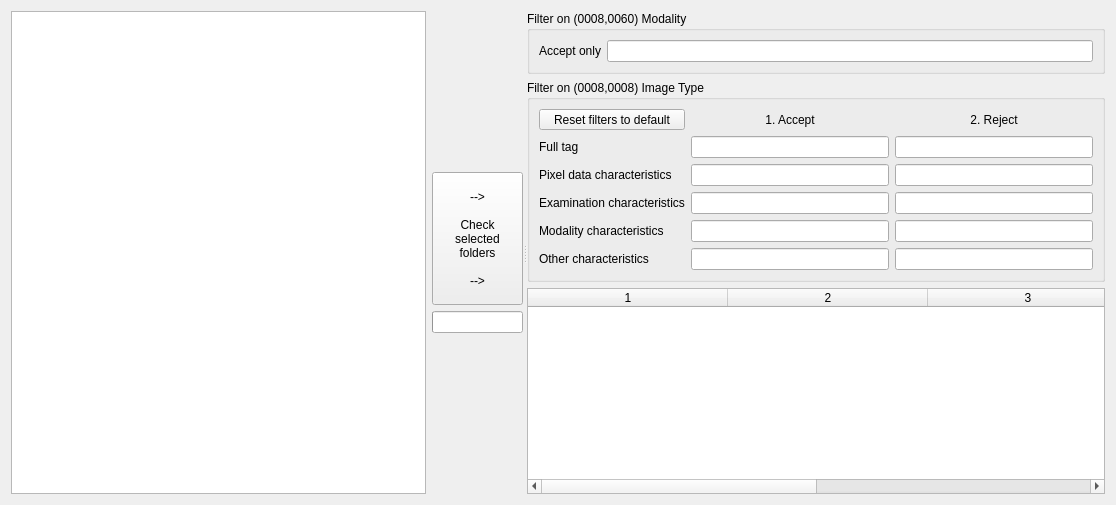
The window that Examples/DICOMPredictor/DICOMPredictorUI.ui (975150313/MITK) describes before a commit, drawn with Qt 5.
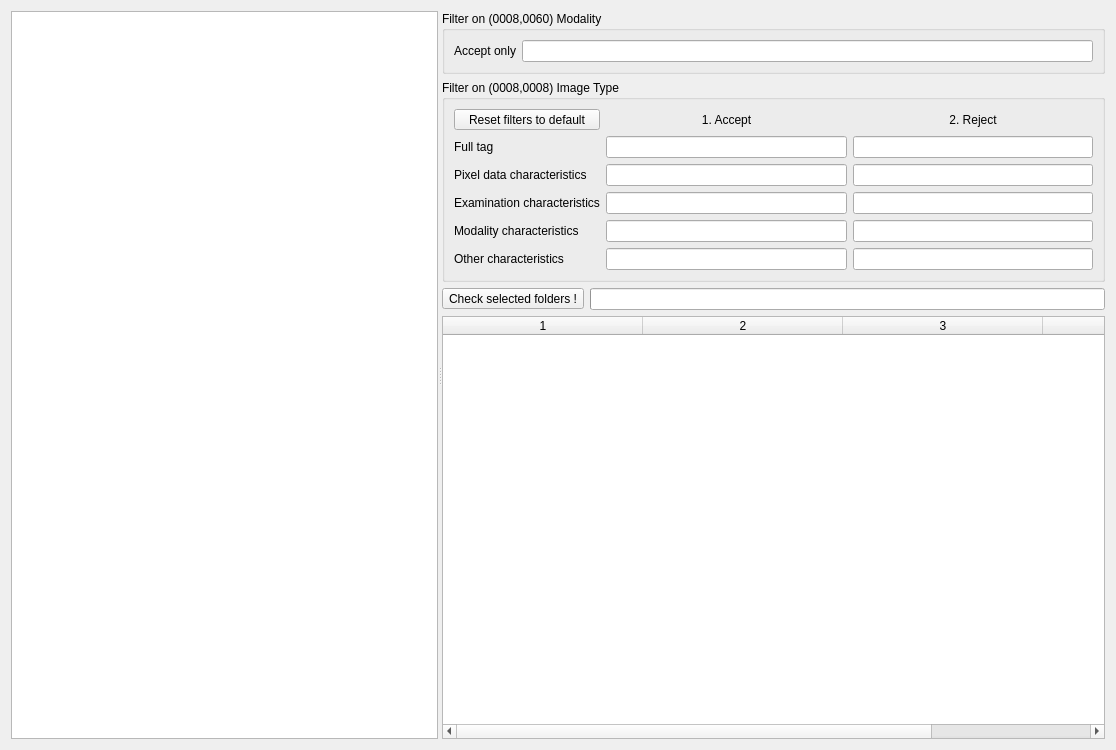
The same window after the commit.

The edit to the form file:
```diff
--- a/Examples/DICOMPredictor/DICOMPredictorUI.ui
+++ b/Examples/DICOMPredictor/DICOMPredictorUI.ui
@@ -7,7 +7,7 @@
     <x>0</x>
     <y>0</y>
     <width>1116</width>
-    <height>505</height>
+    <height>750</height>
    </rect>
   </property>
   <property name="windowTitle">
@@ -30,7 +30,7 @@
        <property name="margin">
         <number>0</number>
        </property>
-       <item row="0" column="0" rowspan="4">
+       <item row="0" column="0" rowspan="2">
         <widget class="QTreeView" name="dirView">
          <property name="alternatingRowColors">
           <bool>true</bool>
@@ -43,74 +43,11 @@
          </property>
         </widget>
        </item>
-       <item row="3" column="1">
-        <spacer name="verticalSpacer_2">
-         <property name="orientation">
-          <enum>Qt::Vertical</enum>
-         </property>
-         <property name="sizeHint" stdset="0">
-          <size>
-           <width>20</width>
-           <height>40</height>
-          </size>
-         </property>
-        </spacer>
-       </item>
-       <item row="0" column="1">
-        <spacer name="verticalSpacer">
-         <property name="orientation">
-          <enum>Qt::Vertical</enum>
-         </property>
-         <property name="sizeHint" stdset="0">
-          <size>
-           <width>20</width>
-           <height>144</height>
-          </size>
-         </property>
-        </spacer>
-       </item>
-       <item row="1" column="1" colspan="2">
-        <widget class="QToolButton" name="btnScanDirectories">
-         <property name="sizePolicy">
-          <sizepolicy hsizetype="Preferred" vsizetype="Fixed">
-           <horstretch>0</horstretch>
-           <verstretch>0</verstretch>
-          </sizepolicy>
-         </property>
-         <property name="text">
-          <string>
---&gt;
-
-Check
-selected
-folders
-
---&gt;
-</string>
-         </property>
-        </widget>
-       </item>
-       <item row="2" column="1" colspan="2">
-        <widget class="QProgressBar" name="progressBar">
-         <property name="minimum">
-          <number>0</number>
-         </property>
-         <property name="maximum">
-          <number>1</number>
-         </property>
-         <property name="value">
-          <number>-1</number>
-         </property>
-         <property name="format">
-          <string>%v / %m</string>
-         </property>
-        </widget>
-       </item>
       </layout>
      </widget>
      <widget class="QWidget" name="widget_2" native="true">
-      <layout class="QVBoxLayout" name="verticalLayout">
-       <item>
+      <layout class="QGridLayout" name="gridLayout_4">
+       <item row="0" column="0">
         <widget class="QGroupBox" name="groupBox_2">
          <property name="title">
           <string>Filter on (0008,0060) Modality</string>
@@ -129,7 +66,7 @@
          </layout>
         </widget>
        </item>
-       <item>
+       <item row="1" column="0">
         <widget class="QGroupBox" name="groupBox">
          <property name="title">
           <string>Filter on (0008,0008) Image Type</string>
@@ -236,7 +173,40 @@
          </layout>
         </widget>
        </item>
-       <item>
+       <item row="2" column="0">
+        <layout class="QHBoxLayout" name="horizontalLayout">
+         <item>
+          <widget class="QToolButton" name="btnScanDirectories">
+           <property name="sizePolicy">
+            <sizepolicy hsizetype="Preferred" vsizetype="Fixed">
+             <horstretch>0</horstretch>
+             <verstretch>0</verstretch>
+            </sizepolicy>
+           </property>
+           <property name="text">
+            <string>Check selected folders !</string>
+           </property>
+          </widget>
+         </item>
+         <item>
+          <widget class="QProgressBar" name="progressBar">
+           <property name="minimum">
+            <number>0</number>
+           </property>
+           <property name="maximum">
+            <number>1</number>
+           </property>
+           <property name="value">
+            <number>-1</number>
+           </property>
+           <property name="format">
+            <string>%v / %m</string>
+           </property>
+          </widget>
+         </item>
+        </layout>
+       </item>
+       <item row="3" column="0">
         <widget class="QTableWidget" name="resultsView">
          <property name="sizePolicy">
           <sizepolicy hsizetype="Preferred" vsizetype="Expanding">
```
Left out of the diff: 2 changed lines with no effect on the pictures.
